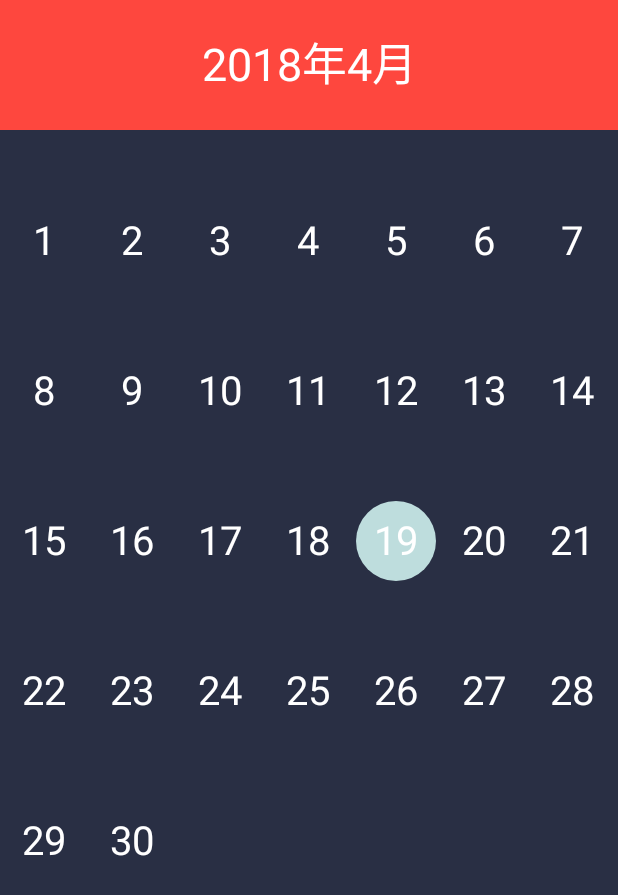
After one commit to MaXiaoDiu/CustomView, an Android app: the CalenderActivity screen opened directly, with no data from a screen before it, on a phone screen of 412 x 824 dp. The commit adds this screen. Shown: the top 895 px of the screen. Run offline under Robolectric (Android 15) with nearby library versions, the phone set to English and light mode, and no system bars.

Commit message:
初版自定义日历控件完成

```diff
--- /dev/null
+++ b/app/src/main/java/com/busu/cyy/customview/Activity/CalenderActivity.java
@@ -0,0 +1,25 @@
+package com.busu.cyy.customview.Activity;
+
+import android.support.v7.app.AppCompatActivity;
+import android.os.Bundle;
+import android.widget.RelativeLayout;
+
+import com.busu.cyy.customview.R;
+import com.busu.cyy.customview.View.CalanderView;
+import com.busu.cyy.customview.View.ViewPagerCalenderView;
+
+public class CalenderActivity extends AppCompatActivity {
+
+
+    private RelativeLayout mycalenderview;
+    private ViewPagerCalenderView calanderView;
+
+    @Override
+    protected void onCreate(Bundle savedInstanceState) {
+        super.onCreate(savedInstanceState);
+        setContentView(R.layout.activity_calender);
+        mycalenderview = (RelativeLayout)findViewById(R.id.mycalenderview);
+        calanderView = new ViewPagerCalenderView(this);
+        mycalenderview.addView(calanderView);
+    }
+}
--- /dev/null
+++ b/app/src/main/java/com/busu/cyy/customview/Adapter/CalenderAdapter.java
@@ -0,0 +1,53 @@
+package com.busu.cyy.customview.Adapter;
+
+import android.support.v4.view.PagerAdapter;
+import android.view.View;
+import android.view.ViewGroup;
+
+import com.busu.cyy.customview.View.CalanderView;
+
+import java.util.List;
+
+/**
+ * Created by Cyy513 on 2018/4/19.
+ */
+
+public class CalenderAdapter extends PagerAdapter {
+
+    private static final int YEAR_MAX = 2040;
+    private static final int YEAR_MIN = 1960;
+
+    //2400个月
+
+    private List<CalanderView> calanderViews;
+
+    public CalenderAdapter(List<CalanderView> calanderViews)
+    {
+        this.calanderViews = calanderViews;
+    }
+
+    @Override
+    public int getCount() {
+
+        return (YEAR_MAX - YEAR_MIN) * 12;
+    }
+
+    @Override
+    public boolean isViewFromObject(View view, Object object) {
+
+        return view ==object;
+    }
+
+    @Override
+    public void destroyItem(ViewGroup container, int position, Object object) {
+
+        container.removeView(calanderViews.get(position));
+    }
+
+    @Override
+    public Object instantiateItem(ViewGroup container, int position) {
+
+        container.addView(calanderViews.get(position));
+        return calanderViews.get(position);
+    }
+}
--- /dev/null
+++ b/app/src/main/java/com/busu/cyy/customview/Util/DateUtil.java
@@ -0,0 +1,79 @@
+package com.busu.cyy.customview.Util;
+
+import android.util.Log;
+
+import java.text.SimpleDateFormat;
+import java.util.Calendar;
+import java.util.Locale;
+
+/**
+ * Created by Cyy513 on 2018/4/17.
+ */
+
+public class DateUtil {
+
+    //获取当前月份
+    public static int getCurrentMonth()
+    {
+        Calendar calendar=Calendar.getInstance();
+        //获得当前时间的月份，月份从0开始所以结果要加1
+        int month=calendar.get(Calendar.MONTH)+1;
+        return month;
+    }
+
+    /**
+     * 通过指定的年份和月份获取当月有多少天.
+     *
+     * @param year  年.
+     * @param month 月.
+     * @return 天数.
+     */
+    public static int getMonthDays(int year, int month) {
+        switch (month) {
+            case 1:
+            case 3:
+            case 5:
+            case 7:
+            case 8:
+            case 10:
+            case 12:
+                return 31;
+            case 4:
+            case 6:
+            case 9:
+            case 11:
+                return 30;
+            case 2:
+                if (((year % 4 == 0) && (year % 100 != 0)) || (year % 400 == 0)){
+                    return 29;
+                }else{
+                    return 28;
+                }
+            default:
+                return -1;
+        }
+    }
+
+    //根据年月获取本月第一天
+    public static int getFirstDayWeek(int year, int month){
+        Calendar calendar = Calendar.getInstance();
+        calendar.set(year, month - 1, 0);
+        return calendar.get(Calendar.DAY_OF_WEEK);
+    }
+    //获取当前是哪年
+    public static String getSysYear() {
+        Calendar date = Calendar.getInstance();
+        String year = String.valueOf(date.get(Calendar.YEAR));
+        return year;
+    }
+
+    //获取今天几号
+
+    public static int getSysDay()
+    {
+        Calendar date = Calendar.getInstance();
+        String day = String.valueOf(date.get(Calendar.DATE));
+        return Integer.parseInt(day);
+    }
+
+}
--- /dev/null
+++ b/app/src/main/java/com/busu/cyy/customview/View/CalanderTitleView.java
@@ -0,0 +1,137 @@
+package com.busu.cyy.customview.View;
+
+import android.content.Context;
+import android.graphics.Canvas;
+import android.graphics.Color;
+import android.graphics.Paint;
+import android.graphics.Rect;
+import android.graphics.RectF;
+import android.support.annotation.Nullable;
+import android.util.AttributeSet;
+import android.view.View;
+
+import com.busu.cyy.customview.R;
+
+/**
+ * Created by Cyy513 on 2018/4/19.
+ */
+
+public class CalanderTitleView extends View {
+
+    Paint titletxtpaint;
+    Paint weektitlepaint;
+    Paint mpaint;
+
+    private String date_text;
+
+    private int TITLERECTHEIGHT = 130;
+    private int TITLEPO = TITLERECTHEIGHT/2;
+
+    private int WEEKWIDTH;
+
+    private int width;
+    private int inityear;
+    private int initmonth;
+
+    private int year;
+    private int month;
+
+    private String[] weeks ={"日","一","二","三","四","五","六"};
+
+
+
+    public CalanderTitleView(Context context,int year,int month) {
+        super(context);
+        init(context,year,month);
+    }
+
+    public CalanderTitleView(Context context, @Nullable AttributeSet attrs) {
+        super(context, attrs);
+        init(context,year,month);
+    }
+
+    public CalanderTitleView(Context context, @Nullable AttributeSet attrs, int defStyleAttr) {
+        super(context, attrs, defStyleAttr);
+        init(context,year,month);
+    }
+
+    private void init(Context context,int year,int month) {
+
+
+        this.year = year;
+        this.month = month;
+
+        inityear = year;
+        initmonth = month;
+
+        mpaint = new Paint();
+        mpaint.setColor(getResources().getColor(R.color.red));
+        mpaint.setStrokeWidth(TITLERECTHEIGHT);
+        mpaint.setAntiAlias(true);
+        titletxtpaint = new Paint();
+        titletxtpaint.setColor(Color.WHITE);
+        titletxtpaint.setTextSize(45);
+        titletxtpaint.setTextAlign(Paint.Align.CENTER);
+        titletxtpaint.setAntiAlias(true);
+        weektitlepaint = new Paint();
+        weektitlepaint.setColor(getResources().getColor(R.color.white));
+        weektitlepaint.setTextSize(40);
+        weektitlepaint.setTextAlign(Paint.Align.CENTER);
+        weektitlepaint.setAntiAlias(true);
+    }
+
+    @Override
+    protected void onMeasure(int widthMeasureSpec, int heightMeasureSpec) {
+        super.onMeasure(widthMeasureSpec, heightMeasureSpec);
+        width = MeasureSpec.getSize(widthMeasureSpec);
+        WEEKWIDTH = width/7;
+        setMeasuredDimension(widthMeasureSpec,heightMeasureSpec);
+    }
+
+    @Override
+    protected void onDraw(Canvas canvas) {
+        super.onDraw(canvas);
+        canvas.drawColor(getResources().getColor(R.color.DarkBlue));
+        date_text= inityear+"年"+initmonth+"月";
+        //绘制Title
+        DrawTitle(canvas);
+        //绘制日期
+        DrawText(canvas,date_text);
+        //绘制星期
+        DrawWeekTxt(canvas,weeks);
+
+    }
+
+    //绘制星期数
+    private void DrawWeekTxt(Canvas canvas, String[] weeks) {
+        Rect rect = new Rect();
+        for (int i=0;i<weeks.length;i++)
+        {
+            weektitlepaint.getTextBounds(weeks[i],0,1,rect);
+            canvas.drawText(weeks[i],(WEEKWIDTH/2+i*WEEKWIDTH),TITLERECTHEIGHT*2-TITLEPO+30,weektitlepaint);
+        }
+    }
+
+    //绘制标题上的日期
+    private void DrawText(Canvas canvas, String date_text) {
+        Rect rect = new Rect();
+        titletxtpaint.getTextBounds(date_text,0,1,rect);
+        canvas.drawText(date_text,width/2,TITLEPO+rect.height()/2,titletxtpaint);
+    }
+
+
+    private void DrawTitle(Canvas canvas) {
+
+        RectF rectF = new RectF(0,0,width,TITLERECTHEIGHT);
+        canvas.drawRect(rectF,mpaint);
+    }
+
+    //设置年月
+
+    public void setYearAndMonth(int year,int month)
+    {
+        this.inityear = year;
+        this.initmonth = month;
+        invalidate();
+    }
+}
--- a/app/src/main/java/com/busu/cyy/customview/View/CalanderView.java
+++ b/app/src/main/java/com/busu/cyy/customview/View/CalanderView.java
@@ -28,62 +28,55 @@ public class CalanderView extends View {
 
 
     Paint mpaint;
-    Paint titletxtpaint;
-    Paint weektitlepaint;
     Paint solidCircle;
     Paint hollowCircle;
+    Paint weektitlepaint;
+
 
     private int width;
-    private int inityear = Integer.parseInt(DateUtil.getSysYear());
-    private int initmonth = DateUtil.getCurrentMonth();
+    private int inityear;
+    private int initmonth;
 
-    private String date_text;
 
 
     private int TITLERECTHEIGHT = 150;
-    private int TITLEPO = TITLERECTHEIGHT/2;
 
     private int WEEKWIDTH;
 
-    private String[] weeks ={"日","一","二","三","四","五","六"};
 
-    //用到的动画
-    private ValueAnimator PreMonthAnimator;//滑到上一个月的动画
-    private ValueAnimator NextMonthAnimator;//滑到下一个月的动画
+    private int year;
+    private int month;
 
 
-    private int lastX;
-    private int offsetX;//偏移量
 
-
-    RelativeLayout.LayoutParams layoutParams;
-
-    public CalanderView(Context context) {
+    public CalanderView(Context context,int year,int month) {
         super(context);
-        init(context);
+        init(context,year,month);
     }
 
 
     //初始化
-    private void init(Context context) {
+    private void init(Context context,int year,int month) {
+
+        this.year = year;
+        this.month = month;
+
+        inityear = year;
+        initmonth = month;
 
         mpaint = new Paint();
         mpaint.setColor(getResources().getColor(R.color.calender));
         mpaint.setStrokeWidth(150);
         mpaint.setAntiAlias(true);
-        titletxtpaint = new Paint();
-        titletxtpaint.setColor(Color.WHITE);
-        titletxtpaint.setTextSize(50);
-        titletxtpaint.setTextAlign(Paint.Align.CENTER);
-        titletxtpaint.setAntiAlias(true);
+
         weektitlepaint = new Paint();
-        weektitlepaint.setColor(getResources().getColor(R.color.calender));
-        weektitlepaint.setTextSize(50);
+        weektitlepaint.setColor(getResources().getColor(R.color.white));
+        weektitlepaint.setTextSize(40);
         weektitlepaint.setTextAlign(Paint.Align.CENTER);
         weektitlepaint.setAntiAlias(true);
 
         solidCircle = new Paint();
-        solidCircle.setColor(getResources().getColor(R.color.calender));
+        solidCircle.setColor(getResources().getColor(R.color.blue));
         solidCircle.setStyle(Paint.Style.FILL);
         solidCircle.setAntiAlias(true);
 
@@ -95,12 +88,12 @@ public class CalanderView extends View {
 
     public CalanderView(Context context, @Nullable AttributeSet attrs) {
         super(context, attrs);
-        init(context);
+        init(context,year,month);
     }
 
     public CalanderView(Context context, @Nullable AttributeSet attrs, int defStyleAttr) {
         super(context, attrs, defStyleAttr);
-        init(context);
+        init(context,year,month);
     }
 
 
@@ -115,13 +108,7 @@ public class CalanderView extends View {
     @Override
     protected void onDraw(Canvas canvas) {
         super.onDraw(canvas);
-        date_text= inityear+"年"+initmonth+"月";
-        //绘制Title
-        DrawTitle(canvas);
-        //绘制日期
-        DrawText(canvas,date_text);
-        //绘制星期
-        DrawWeekTxt(canvas,weeks);
+        canvas.drawColor(getResources().getColor(R.color.DarkBlue));
         //绘制天数
         DrawDate(canvas);
     }
@@ -133,71 +120,46 @@ public class CalanderView extends View {
         //计算绘制几行数据
         for (int i=1;i<=DateUtil.getMonthDays(inityear,initmonth);i++)
         {
+            Rect rect = new Rect();
+            weektitlepaint.getTextBounds(i+"",0,1,rect);
             ICol = (i+DateUtil.getFirstDayWeek(inityear,initmonth)-1)%7;
             IRow = (i+DateUtil.getFirstDayWeek(inityear,initmonth)-1)/7;
             //绘制
             if (DateUtil.getFirstDayWeek(inityear,initmonth)==7)
             {
 
-                canvas.drawText(i+"",WEEKWIDTH*ICol+WEEKWIDTH/2,TITLERECTHEIGHT*IRow+TITLERECTHEIGHT/2+TITLERECTHEIGHT,weektitlepaint);
+                if (i==DateUtil.getSysDay())
+                {
+                    canvas.drawCircle(WEEKWIDTH*ICol+WEEKWIDTH/2,TITLERECTHEIGHT*IRow+TITLERECTHEIGHT/2-TITLERECTHEIGHT-rect.height()/2,40,solidCircle);
+                }
+                canvas.drawText(i+"",WEEKWIDTH*ICol+WEEKWIDTH/2,TITLERECTHEIGHT*IRow+TITLERECTHEIGHT/2-TITLERECTHEIGHT,weektitlepaint);
 
             }else {
-
-                canvas.drawText(i+"",WEEKWIDTH*ICol+WEEKWIDTH/2,TITLERECTHEIGHT*IRow+TITLERECTHEIGHT/2+TITLERECTHEIGHT*2,weektitlepaint);
+                if (i==DateUtil.getSysDay())
+                {
+                    canvas.drawCircle(WEEKWIDTH*ICol+WEEKWIDTH/2,TITLERECTHEIGHT*IRow+TITLERECTHEIGHT/2-rect.height()/2,40,solidCircle);
+                }
+                canvas.drawText(i+"",WEEKWIDTH*ICol+WEEKWIDTH/2,TITLERECTHEIGHT*IRow+TITLERECTHEIGHT/2,weektitlepaint);
             }
         }
-
     }
-
-    //绘制星期数
-    private void DrawWeekTxt(Canvas canvas, String[] weeks) {
-        Rect rect = new Rect();
-        for (int i=0;i<weeks.length;i++)
-        {
-            weektitlepaint.getTextBounds(weeks[i],0,1,rect);
-            canvas.drawText(weeks[i],(WEEKWIDTH/2+i*WEEKWIDTH),TITLERECTHEIGHT*2-TITLEPO+30,weektitlepaint);
-        }
-    }
-
-    //绘制标题上的日期
-    private void DrawText(Canvas canvas, String date_text) {
-        Rect rect = new Rect();
-        titletxtpaint.getTextBounds(date_text,0,1,rect);
-        canvas.drawText(date_text,width/2,TITLEPO+rect.height()/2,titletxtpaint);
-    }
-
-    private void DrawTitle(Canvas canvas) {
-
-        RectF rectF = new RectF(0,0,width,TITLERECTHEIGHT);
-        canvas.drawRect(rectF,mpaint);
-    }
-
-
     @Override
     public boolean onTouchEvent(MotionEvent event) {
 
+        //用作判断点击事件时用
         int x = (int) event.getX();
         int y = (int) event.getY();
+
         switch (event.getAction()) {
 
             case MotionEvent.ACTION_DOWN:
-                //记录触摸点的坐标
-                lastX = x;
+
                 break;
             case MotionEvent.ACTION_MOVE:
-                //计算偏移量
-                offsetX = x - lastX;
-                //在当前left,top,right,bottom的基础上加上偏移量
-                layout(getLeft() + offsetX, getTop(), getRight()+offsetX , getBottom());
+
                 break;
             case MotionEvent.ACTION_UP:
-
-                if (offsetX>-20)
-                {
-                    PreMonth();
-                }
                 break;
-
         }
         return true;
     }
@@ -206,8 +168,8 @@ public class CalanderView extends View {
 
     private void PreMonth()
     {
-        //添加动画
 
+        SubMonth();
 
     }
 
@@ -215,7 +177,7 @@ public class CalanderView extends View {
 
     private void NextMonth()
     {
-
+        AddMonth();
     }
 
     //月份或年增加
@@ -248,5 +210,4 @@ public class CalanderView extends View {
             invalidate();
         }
     }
-
 }
--- a/app/src/main/java/com/busu/cyy/customview/View/CircleCheck.java
+++ b/app/src/main/java/com/busu/cyy/customview/View/CircleCheck.java
@@ -94,7 +94,6 @@ public class CircleCheck extends View {
         //按钮文字
         mTextPaint = new Paint();
         mTextPaint.setAntiAlias(true);
-        mTextPaint.setColor(btnTextColor);
         mTextPaint.setFakeBoldText(true);
         mTextPaint.setTextSize(40);
         mTextPaint.setTextAlign(Paint.Align.CENTER);
@@ -133,6 +132,7 @@ public class CircleCheck extends View {
         super.onDraw(canvas);
         mPath.reset();
         mPath.addArc(mArcRectF,270+mAngle,360-mAngle);
+        mTextPaint.setColor(Color.RED);
         if(mAngle != 0){
             mMatrix.setRotate(mDegree,200,150);
             mPath.transform(mMatrix);
@@ -150,7 +150,8 @@ public class CircleCheck extends View {
         {
             //开始缩小
             canvas.drawCircle(200,150,120-scaleValue,mWhiteStrokPaint);
-            canvas.drawText("Ok",200,163,mTextPaint);
+            mTextPaint.setColor(btncolor);
+            canvas.drawText("√",200,163,mTextPaint);
         }
     }
 
--- /dev/null
+++ b/app/src/main/java/com/busu/cyy/customview/View/ViewPagerCalenderView.java
@@ -0,0 +1,89 @@
+package com.busu.cyy.customview.View;
+
+import android.content.Context;
+import android.support.v4.view.PagerAdapter;
+import android.support.v4.view.ViewPager;
+import android.util.AttributeSet;
+import android.view.LayoutInflater;
+import android.view.View;
+import android.view.ViewGroup;
+import android.widget.RelativeLayout;
+
+import com.busu.cyy.customview.Adapter.CalenderAdapter;
+import com.busu.cyy.customview.R;
+import com.busu.cyy.customview.Util.DateUtil;
+
+import java.util.ArrayList;
+import java.util.List;
+
+/**
+ * Created by Cyy513 on 2018/4/19.
+ */
+
+public class ViewPagerCalenderView extends RelativeLayout {
+
+    private ViewPager calenderviewpager;
+    private List<CalanderView> calanderViews;
+    private CalenderAdapter calenderAdapter;
+    private CalanderTitleView calander_titleview;
+
+
+    public ViewPagerCalenderView(Context context) {
+        super(context);
+        init(context);
+    }
+
+    public ViewPagerCalenderView(Context context, AttributeSet attrs) {
+        super(context, attrs);
+        init(context);
+    }
+
+
+    public ViewPagerCalenderView(Context context, AttributeSet attrs, int defStyleAttr) {
+        super(context, attrs, defStyleAttr);
+        init(context);
+    }
+
+
+    //初始化
+    private void init(Context context) {
+
+        LayoutInflater.from(context).inflate(R.layout.viewpagercalender_lay, this, true);
+        calenderviewpager = findViewById(R.id.calenderviewpager);
+        calander_titleview = findViewById(R.id.calander_titleview);
+        calenderviewpager.setOnPageChangeListener(new MyOnPageChangeListener());
+        calander_titleview.setYearAndMonth(Integer.parseInt(DateUtil.getSysYear()),DateUtil.getCurrentMonth());
+        calanderViews = new ArrayList<>();
+        for (int i=0;i<960;i++)
+        {
+            calanderViews.add(new CalanderView(context,1960+(i/12),i%12+1));
+        }
+        calenderAdapter = new CalenderAdapter(calanderViews);
+        calenderviewpager.setAdapter(calenderAdapter);
+        calenderviewpager.setCurrentItem((Integer.parseInt(DateUtil.getSysYear())-1960)*12+DateUtil.getCurrentMonth()-1);
+        calenderviewpager.setOffscreenPageLimit(960);
+    }
+
+
+    public class MyOnPageChangeListener  implements ViewPager.OnPageChangeListener
+    {
+
+        @Override
+        public void onPageScrolled(int position, float positionOffset, int positionOffsetPixels) {
+
+        }
+
+        @Override
+        public void onPageSelected(int position) {
+
+            calander_titleview.setYearAndMonth(1960+(position/12),position%12+1);
+        }
+
+        @Override
+        public void onPageScrollStateChanged(int state) {
+
+        }
+    }
+
+
+}
--- a/app/src/main/res/layout/activity_calender.xml
+++ b/app/src/main/res/layout/activity_calender.xml
@@ -7,10 +7,11 @@
     android:layout_height="match_parent"
     tools:context="com.busu.cyy.customview.Activity.CalenderActivity">
 
-    <com.busu.cyy.customview.View.CalanderView
+    <RelativeLayout
+        android:id="@+id/mycalenderview"
         android:layout_width="match_parent"
         android:layout_height="match_parent">
 
-    </com.busu.cyy.customview.View.CalanderView>
+    </RelativeLayout>
 
 </RelativeLayout>
--- /dev/null
+++ b/app/src/main/res/layout/viewpagercalender_lay.xml
@@ -0,0 +1,21 @@
+<?xml version="1.0" encoding="utf-8"?>
+<RelativeLayout
+    xmlns:android="http://schemas.android.com/apk/res/android"
+    android:layout_width="match_parent"
+    android:layout_height="match_parent">
+
+    <com.busu.cyy.customview.View.CalanderTitleView
+        android:id="@+id/calander_titleview"
+        android:layout_width="match_parent"
+        android:layout_height="120dp">
+
+    </com.busu.cyy.customview.View.CalanderTitleView>
+    <android.support.v4.view.ViewPager
+        android:id="@+id/calenderviewpager"
+        android:layout_below="@+id/calander_titleview"
+        android:layout_width="match_parent"
+        android:layout_height="match_parent">
+
+    </android.support.v4.view.ViewPager>
+
+</RelativeLayout>
--- a/app/src/main/res/values/colors.xml
+++ b/app/src/main/res/values/colors.xml
@@ -1,8 +1,8 @@
 <?xml version="1.0" encoding="utf-8"?>
 <resources>
-    <color name="colorPrimary">#3F51B5</color>
-    <color name="colorPrimaryDark">#303F9F</color>
-    <color name="colorAccent">#FF4081</color>
     <color name="white">#ffffff</color>
     <color name="calender">#FA508C</color>
+    <color name="DarkBlue">#292F44</color>
+    <color name="red">#FE473E</color>
+    <color name="blue">#BEDDDD</color>
 </resources>
```
Also changed, not shown: app/src/main/java/com/busu/cyy/customview/Activity/MainActivity.java (+32 -1 lines), app/src/main/res/values/styles.xml (+0 -8 lines).
